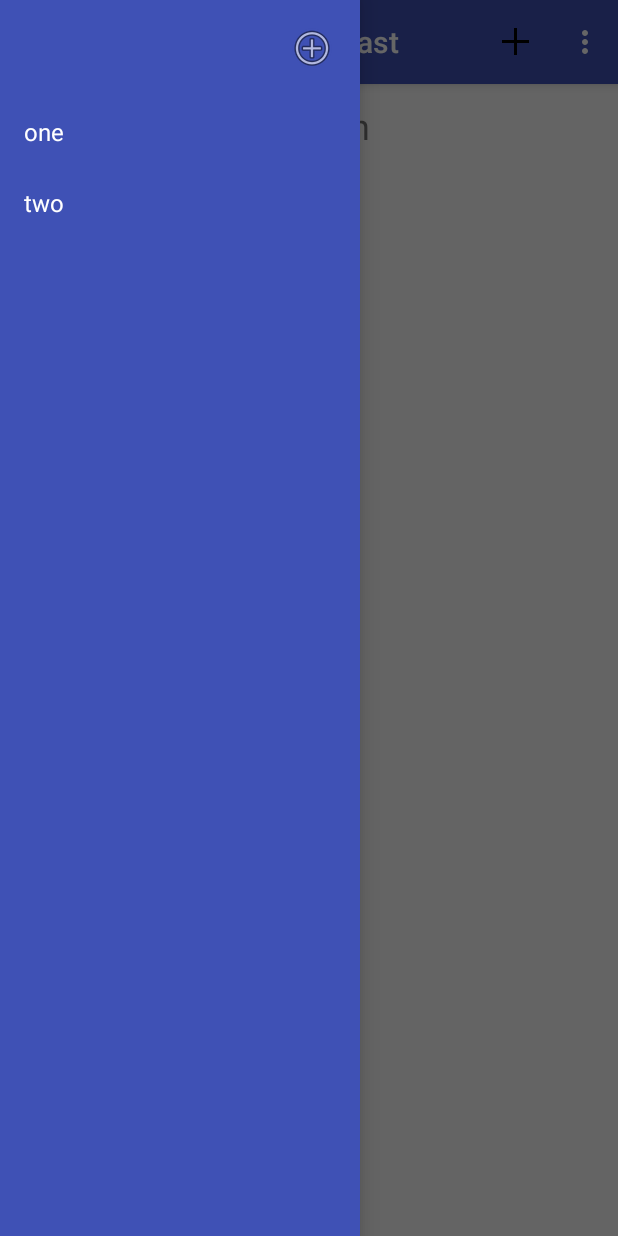
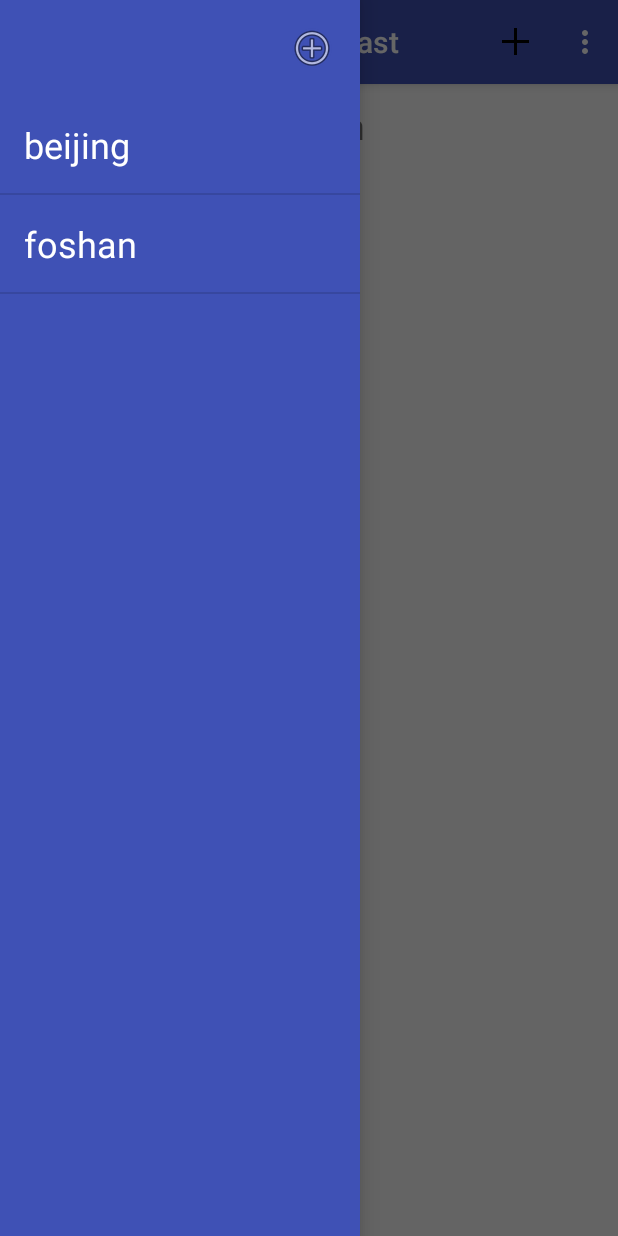
Before and after one commit to hozdanny/OnlyWeatherForecast, an Android app: the screen it shows after launch (MainActivity), after a tap on "open drawer", on a phone screen of 412 x 824 dp. Run offline under Robolectric (Android 15) with nearby library versions, the phone set to English and light mode, and no system bars; pictures from the network do not load; 1 statement that could not run was skipped.

Commit message:
侧边栏可添加地点 增加地点选择，动态查询

```diff
--- a/app/build.gradle
+++ b/app/build.gradle
@@ -26,4 +26,5 @@ dependencies {
     compile 'com.android.support:appcompat-v7:23.4.0'
     compile 'com.android.support:support-v4:23.4.0'
     compile 'com.android.support:design:23.4.0'
+    compile 'com.google.code.gson:gson:2.7'
 }
--- /dev/null
+++ b/app/src/main/java/com/hozdanny/onlyweatherforecast/DrawerListAdapter.java
@@ -0,0 +1,44 @@
+package com.hozdanny.onlyweatherforecast;
+
+
+import android.content.Context;
+import android.view.LayoutInflater;
+import android.view.View;
+import android.view.ViewGroup;
+import android.widget.ArrayAdapter;
+import android.widget.TextView;
+
+import java.util.ArrayList;
+import java.util.List;
+
+/**
+ * Created by hoz.danny on 7/19/16.
+ */
+public class DrawerListAdapter extends ArrayAdapter<String> {
+
+    private int resourceId;
+    private ArrayList<String> locationSet;
+
+    public DrawerListAdapter(Context context, int resource, List<String> objects) {
+        super(context, resource, objects);
+        resourceId = resource;
+        locationSet = (ArrayList<String>) objects;
+    }
+
+    @Override
+    public View getView(int position, View convertView, ViewGroup parent) {
+        String location = getItem(position);
+        View view = LayoutInflater.from(getContext()).inflate(resourceId,null);
+        TextView locationName = (TextView) view.findViewById(R.id.drawer_list_item_text);
+        locationName.setText(location);
+        return view;
+    }
+
+    public String getPositionItem(int position){
+        return locationSet.get(position);
+    }
+
+    public void setLocationSet(ArrayList<String> locationSet){
+        this.locationSet = locationSet;
+    }
+}
--- a/app/src/main/java/com/hozdanny/onlyweatherforecast/ForecastFragment.java
+++ b/app/src/main/java/com/hozdanny/onlyweatherforecast/ForecastFragment.java
@@ -16,6 +16,7 @@ import android.view.MenuInflater;
 import android.view.MenuItem;
 import android.view.View;
 import android.view.ViewGroup;
+import android.widget.TextView;
 
 import com.hozdanny.onlyweatherforecast.data.WeatherDBContract;
 
@@ -27,7 +28,7 @@ public class ForecastFragment extends Fragment implements LoaderManager.LoaderCa
     public static final String TAG = ForecastFragment.class.getSimpleName();
     private RecyclerView mRecyclerView;
     private ForecastAdapter mForecasetAdapter;
-    public static final String locationSetting = "foshan";
+    private TextView mLocationText;
 
     private static final int FORECAST_LOADER = 0;
 
@@ -75,12 +76,14 @@ public class ForecastFragment extends Fragment implements LoaderManager.LoaderCa
     @Override
     public View onCreateView(LayoutInflater inflater, ViewGroup container, Bundle savedInstanceState) {
         View rootView = inflater.inflate(R.layout.fragment_forecast, container, false);
+
         mRecyclerView = (RecyclerView) rootView.findViewById(R.id.recycler_view_forecast);
         mRecyclerView.setLayoutManager(new LinearLayoutManager(getActivity()));
         mRecyclerView.setHasFixedSize(true);
-
         mForecasetAdapter = new ForecastAdapter(getActivity());
         mRecyclerView.setAdapter(mForecasetAdapter);
+        mLocationText = (TextView)rootView.findViewById(R.id.text_view_city_name);
+
         return rootView;
     }
 
@@ -102,6 +105,9 @@ public class ForecastFragment extends Fragment implements LoaderManager.LoaderCa
     @Override
     public Loader<Cursor> onCreateLoader(int id, Bundle args) {
         String sortOrder = WeatherDBContract.WeatherEntry.COLUMN_DATE + " ASC";
+        String locationSetting = Utility.getPreferredLocation(getActivity());
+        Log.i(TAG,"fragment title"+ locationSetting);
+        mLocationText.setText(locationSetting);
         Uri weatherForLocationUri = WeatherDBContract.WeatherEntry.buildWeatherLocationWithStartDate(locationSetting, System.currentTimeMillis());
         Log.i(TAG, "Uri " + weatherForLocationUri.toString());
         CursorLoader cursorLoader = new CursorLoader(getActivity(),
@@ -116,11 +122,28 @@ public class ForecastFragment extends Fragment implements LoaderManager.LoaderCa
     @Override
     public void onLoadFinished(Loader<Cursor> loader, Cursor data) {
         mForecasetAdapter.swapCursor(data);
-
     }
 
     @Override
     public void onLoaderReset(Loader<Cursor> loader) {
         mForecasetAdapter.swapCursor(null);
     }
+
+
+    @Override
+    public void onResume() {
+        Log.i(TAG,"onResume()");
+        super.onResume();
+    }
+
+    @Override
+    public void onPause() {
+        Log.i(TAG,"onPause()");
+        super.onPause();
+    }
+
+
+    public void onLocationChanged(){
+        getLoaderManager().restartLoader(FORECAST_LOADER,null,this);
+    }
 }
--- a/app/src/main/java/com/hozdanny/onlyweatherforecast/MainActivity.java
+++ b/app/src/main/java/com/hozdanny/onlyweatherforecast/MainActivity.java
@@ -1,65 +1,129 @@
 package com.hozdanny.onlyweatherforecast;
 
+import android.app.Dialog;
+import android.content.Context;
+import android.content.DialogInterface;
 import android.content.Intent;
-import android.support.v4.app.FragmentManager;
-import android.support.v4.app.FragmentTransaction;
+import android.content.SharedPreferences;
+import android.preference.PreferenceManager;
 import android.support.v4.widget.DrawerLayout;
 import android.support.v7.app.ActionBarDrawerToggle;
+import android.support.v7.app.AlertDialog;
 import android.support.v7.app.AppCompatActivity;
 import android.os.Bundle;
 import android.support.v7.widget.Toolbar;
+import android.util.Log;
 import android.view.Menu;
 import android.view.MenuItem;
 import android.view.View;
-import android.widget.ArrayAdapter;
-import android.widget.Button;
+import android.widget.AdapterView;
+import android.widget.EditText;
+import android.widget.ImageButton;
 import android.widget.ListView;
 
 import com.hozdanny.onlyweatherforecast.sync.SyncAdapter;
 
-public class MainActivity extends AppCompatActivity implements View.OnClickListener {
+import java.util.ArrayList;
+
+public class MainActivity extends AppCompatActivity implements View.OnClickListener, SharedPreferences.OnSharedPreferenceChangeListener {
+    final static String TAG = MainActivity.class.getSimpleName();
+    private AlertDialog dialog;
+    private ArrayList<String> locationSet;
+    private DrawerListAdapter mDrawerListAdapter;
+    private static final String SELECTED_KEY = "selected_position";
 
     @Override
     protected void onCreate(Bundle savedInstanceState) {
         super.onCreate(savedInstanceState);
         setContentView(R.layout.activity_main);
+        //toolbar
         Toolbar toolbar = (Toolbar) findViewById(R.id.toolbar);
-        DrawerLayout drawerLayout = (DrawerLayout)findViewById(R.id.drawer_layout);
-        ListView drawerList = (ListView)findViewById(R.id.drawer_listview);
         setSupportActionBar(toolbar);
+        getSupportActionBar().setDisplayHomeAsUpEnabled(true);
+        getSupportActionBar().setHomeButtonEnabled(true);
 
-        String[] mPlanetTitles = {"one","two"};
-        drawerList.setAdapter(new ArrayAdapter<String>(this,
-                R.layout.drawer_list_item, mPlanetTitles));
+        //add location button
+        ImageButton addLocationBtn = (ImageButton) findViewById(R.id.btn_add_location);
+        addLocationBtn.setOnClickListener(this);
 
-        ActionBarDrawerToggle mDrawerToggle = new ActionBarDrawerToggle(this, drawerLayout,toolbar ,  R.string.drawer_open, R.string.drawer_close) {
+        //drawer
+        DrawerLayout mDrawerLayout = (DrawerLayout) findViewById(R.id.drawer_layout);
+        ListView mDrawerListView = (ListView) findViewById(R.id.drawer_listview);
+        locationSet = new ArrayList<>();
+        locationSet.add("beijing");
+        locationSet.add("foshan");
+        mDrawerListAdapter = new DrawerListAdapter(this, R.layout.drawer_list_item, locationSet);
+        mDrawerListView.setAdapter(mDrawerListAdapter);
+        mDrawerListView.setOnItemClickListener(new AdapterView.OnItemClickListener() {
+            @Override
+            public void onItemClick(AdapterView<?> parent, View view, int position, long id) {
+                SharedPreferences sp = getSharedPreferences(getString(R.string.sharedPrefName),MODE_PRIVATE);
+                SharedPreferences.Editor editor = sp.edit();
+                String location = mDrawerListAdapter.getPositionItem(position);
+                editor.putString(getString(R.string.pref_location),location);
+                editor.commit();
+                Log.i(TAG,"On item click "+ sp.getString(getString(R.string.pref_location),""));
+                view.setSelected(true);
+            }
+        });
+        //open and close drawer listener
+        ActionBarDrawerToggle mDrawerToggle = new ActionBarDrawerToggle(this, mDrawerLayout, toolbar, R.string.drawer_open, R.string.drawer_close) {
 
             /** Called when a drawer has settled in a completely closed state. */
             public void onDrawerClosed(View view) {
                 super.onDrawerClosed(view);
-                //getActionBar().setTitle(mTitle);
-                //invalidateOptionsMenu(); // creates call to onPrepareOptionsMenu()
+                ForecastFragment forecastFragment = ((ForecastFragment) getSupportFragmentManager()
+                        .findFragmentById(R.id.fragment_forecast));
+                forecastFragment.onLocationChanged();
             }
 
             /** Called when a drawer has settled in a completely open state. */
             public void onDrawerOpened(View drawerView) {
-                super.onDrawerOpened(drawerView);
-                //getActionBar().setTitle(mDrawerTitle);
-                //invalidateOptionsMenu(); // creates call to onPrepareOptionsMenu()
+
+
             }
         };
+        mDrawerToggle.syncState();
+        mDrawerLayout.setDrawerListener(mDrawerToggle);
 
-        getSupportActionBar().setDisplayHomeAsUpEnabled(true);
-        getSupportActionBar().setHomeButtonEnabled(true);
-        mDrawerToggle.syncState();
+        //add location dialog
+        AlertDialog.Builder dialogBuilder = new AlertDialog.Builder(this);
+        dialogBuilder.setView(R.layout.dialog_add_location);
+        dialogBuilder.setPositiveButton(R.string.dialog_ok, new DialogInterface.OnClickListener() {
+            public void onClick(DialogInterface dialog, int id) {
+                // User clicked OK button
+                Dialog d = (Dialog) dialog;
+                EditText location = (EditText) d.findViewById(R.id.dialog_edittext_location);
+                if (location.getText() != null) {
+                    locationSet.add(location.getText().toString());
+                    mDrawerListAdapter.setLocationSet(locationSet);
+                    location.setText("");
+                    d.dismiss();
+                }
+            }
+        });
+        dialogBuilder.setNegativeButton(R.string.dialog_cancel, new DialogInterface.OnClickListener() {
+            public void onClick(DialogInterface dialog, int id) {
+                // User cancelled the dialog
+                Dialog d = (Dialog) dialog;
+                EditText location = (EditText) d.findViewById(R.id.dialog_edittext_location);
+                location.setText("");
+            }
+        });
+        dialog = dialogBuilder.create();
+
 
         SyncAdapter.initializeSyncAdapter(this);
+
     }
 
 
     @Override
     public void onClick(View v) {
         switch (v.getId()) {
+            case R.id.btn_add_location:
+                dialog.show();
+                break;
             default:
         }
     }
@@ -83,5 +147,24 @@ public class MainActivity extends AppCompatActivity implements View.OnClickListe
         return super.onOptionsItemSelected(item);
     }
 
+    @Override
+    public void onSharedPreferenceChanged(SharedPreferences sharedPreferences, String key) {
+        if (key.equals(getString(R.string.pref_location))) {
+            SyncAdapter.syncImmediately(this);
+        }
+    }
 
+    @Override
+    protected void onPause() {
+        SharedPreferences sp = getSharedPreferences(getString(R.string.sharedPrefName),MODE_PRIVATE);
+        sp.unregisterOnSharedPreferenceChangeListener(this);
+        super.onPause();
+    }
+
+    @Override
+    protected void onResume() {
+        SharedPreferences sp = getSharedPreferences(getString(R.string.sharedPrefName),MODE_PRIVATE);
+        sp.registerOnSharedPreferenceChangeListener(this);
+        super.onResume();
+    }
 }
--- a/app/src/main/java/com/hozdanny/onlyweatherforecast/Utility.java
+++ b/app/src/main/java/com/hozdanny/onlyweatherforecast/Utility.java
@@ -4,6 +4,7 @@ import android.content.Context;
 import android.content.SharedPreferences;
 import android.preference.PreferenceManager;
 import android.text.format.Time;
+import android.util.Log;
 
 import java.text.SimpleDateFormat;
 import java.util.Locale;
@@ -330,4 +331,9 @@ public class Utility {
         }
         return -1;
     }
+
+    public static String getPreferredLocation(Context context) {
+        SharedPreferences prefs = context.getSharedPreferences(context.getString(R.string.sharedPrefName),context.MODE_PRIVATE);
+        return prefs.getString(context.getString(R.string.pref_location),"london");
+    }
 }
--- /dev/null
+++ b/app/src/main/res/drawable/drawer_touch_selector.xml
@@ -0,0 +1,31 @@
+<?xml version="1.0" encoding="utf-8"?>
+<!--
+     Copyright (C) 2015 The Android Open Source Project
+     Licensed under the Apache License, Version 2.0 (the "License");
+     you may not use this file except in compliance with the License.
+     You may obtain a copy of the License at
+
+          http://www.apache.org/licenses/LICENSE-2.0
+
+     Unless required by applicable law or agreed to in writing, software
+     distributed under the License is distributed on an "AS IS" BASIS,
+     WITHOUT WARRANTIES OR CONDITIONS OF ANY KIND, either express or implied.
+     See the License for the specific language governing permissions and
+     limitations under the License.
+ -->
+<!-- This selector works everywhere, but does not support ripple -->
+<selector xmlns:android="http://schemas.android.com/apk/res/android">
+
+    <!--双条件 -->
+    <item
+        android:state_focused="false"
+        android:state_pressed="true"
+        android:drawable="@color/app_light_blue" />
+    <item
+        android:state_selected="true"
+        android:drawable="@color/app_blue" />
+    <item
+        android:state_focused="true"
+        android:drawable="@color/activated" />
+
+</selector>
--- a/app/src/main/res/layout/activity_main.xml
+++ b/app/src/main/res/layout/activity_main.xml
@@ -58,17 +58,16 @@
                 android:layout_width="wrap_content"
                 android:layout_height="wrap_content"
                 android:layout_gravity="right"
+                android:layout_margin="@dimen/activity_vertical_margin"
                 android:background="@android:color/transparent"
-                android:src="@android:drawable/ic_menu_add"
-                android:layout_margin="@dimen/activity_vertical_margin" />
+                android:src="@android:drawable/ic_menu_add" />
 
             <ListView
                 android:id="@+id/drawer_listview"
                 android:layout_width="match_parent"
-                android:layout_height="wrap_content"
-                android:choiceMode="singleChoice"
-                android:divider="@android:color/transparent"
-                android:dividerHeight="0dp" />
+                android:layout_height="match_parent"
+                android:scrollbars="vertical"
+                />
         </LinearLayout>
     </android.support.v4.widget.DrawerLayout>
 
--- a/app/src/main/res/layout/drawer_list_item.xml
+++ b/app/src/main/res/layout/drawer_list_item.xml
@@ -1,11 +1,10 @@
+<?xml version="1.0" encoding="utf-8"?>
 <TextView xmlns:android="http://schemas.android.com/apk/res/android"
-    android:id="@android:id/text1"
+    android:id="@+id/drawer_list_item_text"
     android:layout_width="match_parent"
     android:layout_height="wrap_content"
-    android:textAppearance="?android:attr/textAppearanceListItemSmall"
-    android:gravity="center_vertical"
-    android:paddingLeft="16dp"
-    android:paddingRight="16dp"
-    android:textColor="#fff"
-    android:background="?android:attr/activatedBackgroundIndicator"
-    android:minHeight="?android:attr/listPreferredItemHeightSmall"/>
+    android:background="@drawable/drawer_touch_selector"
+    android:padding="@dimen/abc_list_item_padding_horizontal_material"
+    android:text="New Text"
+    android:textColor="@color/abc_primary_text_disable_only_material_dark"
+    android:textSize="@dimen/design_navigation_icon_size" />
--- a/app/src/main/res/layout/fragment_forecast.xml
+++ b/app/src/main/res/layout/fragment_forecast.xml
@@ -13,7 +13,7 @@
     <android.support.v7.widget.RecyclerView
         android:id="@+id/recycler_view_forecast"
         android:scrollbars="vertical"
-        android:layout_height="match_parent"
+        android:layout_height="wrap_content"
         android:layout_width="match_parent"
         />
 </LinearLayout>
--- a/app/src/main/res/values/colors.xml
+++ b/app/src/main/res/values/colors.xml
@@ -10,4 +10,9 @@
 
     <!-- the color used for the low temperature in the forecast list -->
     <color name="forecast_low_text">#607D8B</color>
+
+    <color name="app_light_blue">#ff64c2f4</color>
+    <color name="app_blue">#ff1ca8f4</color>
+    <color name="app_dark_blue">#0288D1</color>
+    <color name="activated">#ff64c2f4</color>
 </resources>
--- a/app/src/main/res/values/strings.xml
+++ b/app/src/main/res/values/strings.xml
@@ -2,15 +2,12 @@
     <string name="app_name">OnlyWeatherForecast</string>
     <string name="title_activity_settings">Settings</string>
 
-    <!-- Strings related to Settings -->
-
-    <!-- Example General settings -->
+    <!--  General settings -->
     <string name="pref_header_general">General</string>
     <string name="pref_title_notification">Notification</string>
     <string name="pref_notification_checked">On</string>
     <string name="pref_notification_unchecked">Off</string>
-
-
+    <string name="pref_location">location</string>
     <!-- menu xml -->
     <string name="action_add_city">Add City</string>
     <string name="action_setting">Setting</string>
@@ -110,4 +107,9 @@
 
     <string name="drawer_open">open drawer</string>
     <string name="drawer_close">close drawer</string>
+
+    <string name="dialog_ok">Ok</string>
+    <string name="dialog_cancel">Cancel</string>
+
+    <string name="sharedPrefName">localPref</string>
 </resources>
--- a/app/src/main/res/values/styles.xml
+++ b/app/src/main/res/values/styles.xml
@@ -22,4 +22,5 @@
 
     <style name="AppTheme.Details" parent="@style/AppTheme"/>
 
+
 </resources>
```
Also changed, not shown: app/src/main/AndroidManifest.xml (+4 -4 lines), app/src/main/java/com/hozdanny/onlyweatherforecast/ItemChoiceManager.java (added, +219 -0 lines), app/src/main/java/com/hozdanny/onlyweatherforecast/sync/SyncAdapter.java (+12 -4 lines), app/src/main/res/layout/dialog_add_location.xml (added, +18 -0 lines).
